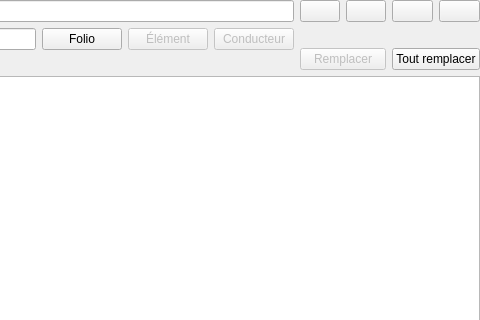
Above: sources/SearchAndReplace/ui/searchandreplacewidget.ui from qelectrotech/qelectrotech-source-mirror before the change; both pictures show x 417 to 897 and y 0 to 320 of the 897 by 596 pixel window. Below: the same form after it.
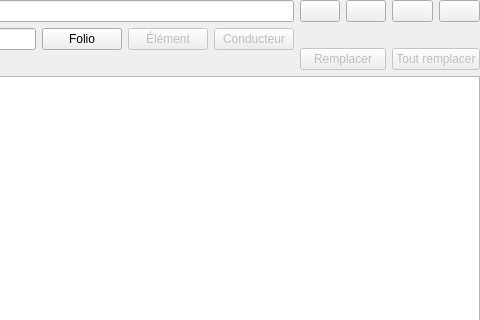
That is the form after the change. Icons and pictures are not drawn.

Commit message: Minor : search and replace widget, clear the tree widget when the current searched project is closed.

The edit to the form file:
```diff
--- a/sources/SearchAndReplace/ui/searchandreplacewidget.ui
+++ b/sources/SearchAndReplace/ui/searchandreplacewidget.ui
@@ -238,6 +238,9 @@
    </item>
    <item row="2" column="6" colspan="2">
     <widget class="QPushButton" name="m_replace_all_pb">
+     <property name="enabled">
+      <bool>false</bool>
+     </property>
      <property name="toolTip">
       <string>Remplacer les correspondances coché</string>
      </property>
```
The commit also changes 1 other file.
